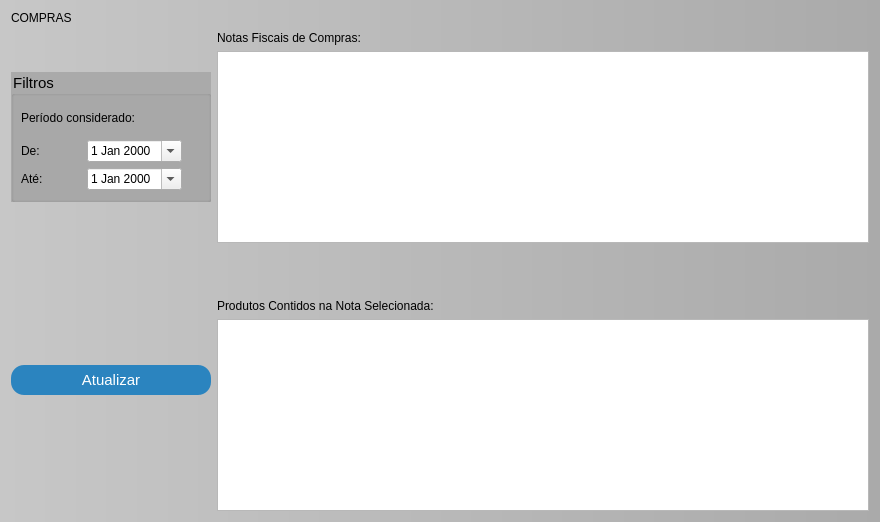
This is src/entradas.ui in GabR36/QEstoqueLoja as Qt 5 draws it before an edit. The edited form follows.
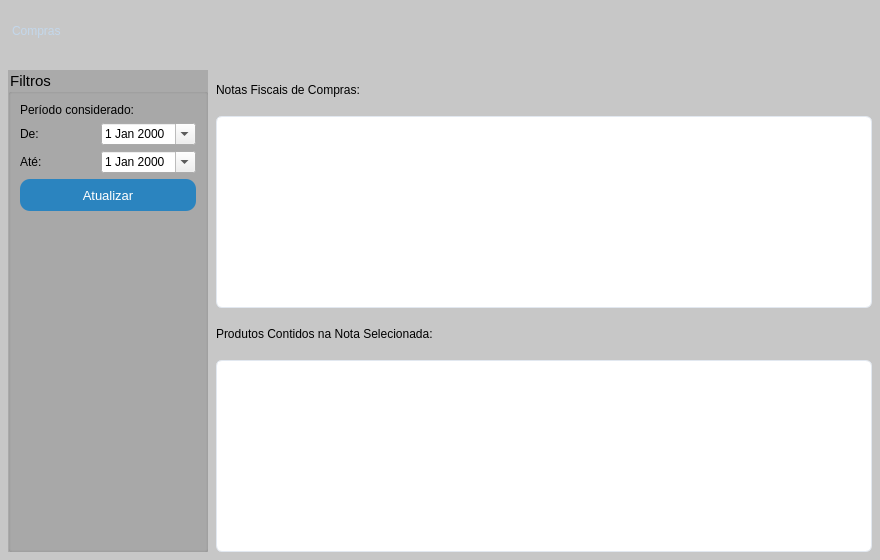
This is the edited form.

Commit message: novo estilo para relatorios, pagamento, vendas, entradas...

```diff
--- a/src/entradas.ui
+++ b/src/entradas.ui
@@ -7,30 +7,33 @@
     <x>0</x>
     <y>0</y>
     <width>880</width>
-    <height>522</height>
+    <height>560</height>
    </rect>
   </property>
+  <property name="minimumSize">
+   <size>
+    <width>750</width>
+    <height>480</height>
+   </size>
+  </property>
   <property name="windowTitle">
    <string>Compras</string>
   </property>
   <property name="styleSheet">
    <string notr="true">
-
-#Entradas{
-background-color: rgb(199, 199, 199);
-background-color: qlineargradient(spread:pad, x1:0, y1:0, x2:1, y2:0, stop:0 rgba(199, 199, 199, 255), stop:1 rgba(170, 170, 170, 255));
-
+#Entradas {
+  background-color: rgb(199, 199, 199);
+  background-color: qlineargradient(spread:pad, x1:0, y1:0, x2:1, y2:0,
+    stop:0 rgba(199, 199, 199, 255), stop:1 rgba(170, 170, 170, 255));
 }
-QPushButton{
-background-color: rgb(43, 132, 191);
-color: rgb(255, 255, 255);
-font-size: 15px;
-border-radius: 13px;
-
+QPushButton {
+  background-color: rgb(43, 132, 191);
+  color: rgb(255, 255, 255);
+  font-size: 13px;
+  border-radius: 10px;
 }
-
-QPushButton:hover{
-	background-color: rgb(13, 92, 161);
+QPushButton:hover {
+  background-color: rgb(13, 92, 161);
 }
 QPushButton:pressed{
 	
@@ -39,28 +42,165 @@
 font-size: 15px;
 border-radius: 13px;
 }
-QGroupBox{
-background-color:rgb(170, 170, 170);
-	font: 700 9pt &quot;Segoe UI&quot;;
-	font-size: 15px;
+QGroupBox {
+  background-color: rgb(170, 170, 170);
+  font: 700 9pt &quot;Segoe UI&quot;;
+  font-size: 15px;
+}
+QTableView {
+  background-color: #ffffff;
+  alternate-background-color: #dce9f5;
+  border: 1px solid #e2e8f0;
+  border-radius: 6px;
+  gridline-color: #e2e8f0;
+  selection-background-color: rgb(43, 132, 191);
+  selection-color: #ffffff;
+  outline: none;
+}
+QHeaderView::section {
+  background-color: #f1f5f9;
+  color: #475569;
+  font: 600 9pt &quot;Ubuntu&quot;;
+  border: none;
+  border-bottom: 2px solid #e2e8f0;
+  border-right: 1px solid #e2e8f0;
+  padding: 6px 10px;
+}
+QHeaderView::section:last {
+  border-right: none;
+}
+QScrollBar:vertical {
+  background: #f1f5f9;
+  width: 8px;
+  border-radius: 4px;
+}
+QScrollBar::handle:vertical {
+  background: #cbd5e1;
+  border-radius: 4px;
+  min-height: 20px;
+}
+QScrollBar::add-line:vertical, QScrollBar::sub-line:vertical {
+  height: 0px;
 }
 </string>
   </property>
   <layout class="QGridLayout" name="gridLayout">
-   <item row="0" column="0">
+   <property name="spacing">
+    <number>0</number>
+   </property>
+   <property name="leftMargin">
+    <number>0</number>
+   </property>
+   <property name="topMargin">
+    <number>0</number>
+   </property>
+   <property name="rightMargin">
+    <number>0</number>
+   </property>
+   <property name="bottomMargin">
+    <number>8</number>
+   </property>
+   <item row="0" column="0" colspan="2">
+    <widget class="QFrame" name="frameHeaderBar">
+     <property name="minimumSize">
+      <size>
+       <width>0</width>
+       <height>62</height>
+      </size>
+     </property>
+     <property name="maximumSize">
+      <size>
+       <width>16777215</width>
+       <height>62</height>
+      </size>
+     </property>
+     <property name="styleSheet">
+      <string notr="true">
+QFrame {
+  background-color: qlineargradient(spread:pad, x1:0, y1:0, x2:0, y2:1,
+    stop:0 rgb(38, 62, 92), stop:1 rgb(24, 42, 66));
+  border-bottom: 2px solid rgb(43, 132, 191);
+}
+QPushButton {
+  background-color: transparent;
+  font: 600 10pt &quot;Segoe UI&quot;;
+  color: rgb(195, 215, 235);
+  border: none;
+  border-radius: 7px;
+  padding: 4px 12px;
+}
+QPushButton:hover {
+  background-color: rgba(43, 132, 191, 150);
+  color: white;
+}
+QPushButton:pressed {
+  background-color: rgba(153, 193, 241, 100);
+  color: white;
+}
+QLabel {
+  color: rgb(195, 215, 235);
+  background-color: transparent;
+  border: none;
+}
+      </string>
+     </property>
+     <property name="frameShape">
+      <enum>QFrame::Shape::NoFrame</enum>
+     </property>
+     <layout class="QHBoxLayout" name="headerLayout">
+      <property name="leftMargin">
+       <number>12</number>
+      </property>
+      <property name="rightMargin">
+       <number>12</number>
+      </property>
+      <item>
     <widget class="QLabel" name="label_3">
      <property name="styleSheet">
       <string notr="true">font: 700 15pt &quot;Ubuntu&quot;;</string>
      </property>
      <property name="text">
-      <string>COMPRAS</string>
+         <string>Compras</string>
      </property>
     </widget>
    </item>
-   <item row="1" column="0">
+      <item>
+       <spacer name="headerSpacer">
+        <property name="orientation">
+         <enum>Qt::Orientation::Horizontal</enum>
+        </property>
+        <property name="sizeHint" stdset="0">
+         <size>
+          <width>40</width>
+          <height>20</height>
+         </size>
+        </property>
+       </spacer>
+      </item>
+     </layout>
+    </widget>
+   </item>
+   <item row="1" column="0" colspan="2">
+    <layout class="QHBoxLayout" name="contentLayout">
+     <property name="spacing">
+      <number>8</number>
+     </property>
+     <property name="leftMargin">
+      <number>8</number>
+     </property>
+     <property name="topMargin">
+      <number>8</number>
+     </property>
+     <property name="rightMargin">
+      <number>8</number>
+     </property>
+     <property name="bottomMargin">
+      <number>0</number>
+     </property>
+     <item>
     <widget class="QGroupBox" name="groupBox">
      <property name="sizePolicy">
-      <sizepolicy hsizetype="Fixed" vsizetype="Fixed">
+        <sizepolicy hsizetype="Fixed" vsizetype="Preferred">
        <horstretch>0</horstretch>
        <verstretch>0</verstretch>
       </sizepolicy>
@@ -68,27 +208,18 @@
      <property name="minimumSize">
       <size>
        <width>200</width>
-       <height>130</height>
+         <height>0</height>
       </size>
      </property>
      <property name="maximumSize">
       <size>
        <width>200</width>
-       <height>130</height>
+         <height>16777215</height>
       </size>
      </property>
      <property name="title">
       <string>Filtros</string>
      </property>
-     <widget class="QWidget" name="layoutWidget">
-      <property name="geometry">
-       <rect>
-        <x>10</x>
-        <y>30</y>
-        <width>161</width>
-        <height>88</height>
-       </rect>
-      </property>
       <layout class="QVBoxLayout" name="verticalLayout_3">
        <item>
         <widget class="QLabel" name="label_8">
@@ -133,49 +264,12 @@
          </item>
         </layout>
        </item>
-      </layout>
-     </widget>
-    </widget>
-   </item>
-   <item row="1" column="1">
-    <layout class="QVBoxLayout" name="verticalLayout">
      <item>
-      <widget class="QLabel" name="label">
-       <property name="styleSheet">
-        <string notr="true">font: 700 10pt &quot;Ubuntu&quot;;</string>
-       </property>
-       <property name="text">
-        <string>Notas Fiscais de Compras:</string>
-       </property>
-      </widget>
-     </item>
-     <item>
-      <widget class="QTableView" name="Tview_Entradas">
-       <property name="sizePolicy">
-        <sizepolicy hsizetype="Expanding" vsizetype="Preferred">
-         <horstretch>0</horstretch>
-         <verstretch>0</verstretch>
-        </sizepolicy>
-       </property>
-       <property name="alternatingRowColors">
-        <bool>true</bool>
-       </property>
-       <property name="selectionMode">
-        <enum>QAbstractItemView::SelectionMode::SingleSelection</enum>
-       </property>
-       <property name="selectionBehavior">
-        <enum>QAbstractItemView::SelectionBehavior::SelectRows</enum>
-       </property>
-      </widget>
-     </item>
-    </layout>
-   </item>
-   <item row="2" column="0">
     <widget class="QPushButton" name="Btn_ConsultarDF">
      <property name="minimumSize">
       <size>
-       <width>110</width>
-       <height>30</height>
+            <width>0</width>
+            <height>32</height>
       </size>
      </property>
      <property name="text">
@@ -183,16 +277,11 @@
      </property>
     </widget>
    </item>
-   <item row="2" column="1">
-    <layout class="QVBoxLayout" name="verticalLayout_2">
      <item>
-      <spacer name="verticalSpacer">
+         <spacer name="filterSpacer">
        <property name="orientation">
         <enum>Qt::Orientation::Vertical</enum>
        </property>
-       <property name="sizeType">
-        <enum>QSizePolicy::Policy::MinimumExpanding</enum>
-       </property>
        <property name="sizeHint" stdset="0">
         <size>
          <width>20</width>
@@ -201,6 +290,49 @@
        </property>
       </spacer>
      </item>
+       </layout>
+      </widget>
+     </item>
+     <item>
+      <layout class="QVBoxLayout" name="tablesLayout">
+       <property name="spacing">
+        <number>6</number>
+       </property>
+       <item>
+        <widget class="QLabel" name="label">
+         <property name="styleSheet">
+          <string notr="true">font: 700 10pt &quot;Ubuntu&quot;;</string>
+         </property>
+         <property name="text">
+          <string>Notas Fiscais de Compras:</string>
+         </property>
+        </widget>
+       </item>
+       <item>
+        <widget class="QTableView" name="Tview_Entradas">
+         <property name="sizePolicy">
+          <sizepolicy hsizetype="Expanding" vsizetype="Preferred">
+           <horstretch>0</horstretch>
+           <verstretch>0</verstretch>
+          </sizepolicy>
+         </property>
+         <property name="alternatingRowColors">
+          <bool>true</bool>
+         </property>
+         <property name="selectionMode">
+          <enum>QAbstractItemView::SelectionMode::SingleSelection</enum>
+         </property>
+         <property name="selectionBehavior">
+          <enum>QAbstractItemView::SelectionBehavior::SelectRows</enum>
+         </property>
+         <property name="showGrid">
+          <bool>false</bool>
+         </property>
+         <attribute name="verticalHeaderVisible">
+          <bool>false</bool>
+         </attribute>
+        </widget>
+       </item>
      <item>
       <widget class="QLabel" name="label_2">
        <property name="styleSheet">
@@ -222,13 +354,24 @@
        <property name="contextMenuPolicy">
         <enum>Qt::ContextMenuPolicy::CustomContextMenu</enum>
        </property>
+         <property name="alternatingRowColors">
+          <bool>true</bool>
+         </property>
        <property name="selectionMode">
         <enum>QAbstractItemView::SelectionMode::ExtendedSelection</enum>
        </property>
        <property name="selectionBehavior">
         <enum>QAbstractItemView::SelectionBehavior::SelectRows</enum>
        </property>
-      </widget>
+         <property name="showGrid">
+          <bool>false</bool>
+         </property>
+         <attribute name="verticalHeaderVisible">
+          <bool>false</bool>
+         </attribute>
+        </widget>
+       </item>
+      </layout>
      </item>
     </layout>
    </item>
```
Left out of the diff: 13 changed lines with no effect on the pictures. Lines whose indentation alone changed are shown as unchanged. The commit also changes 12 other files.
